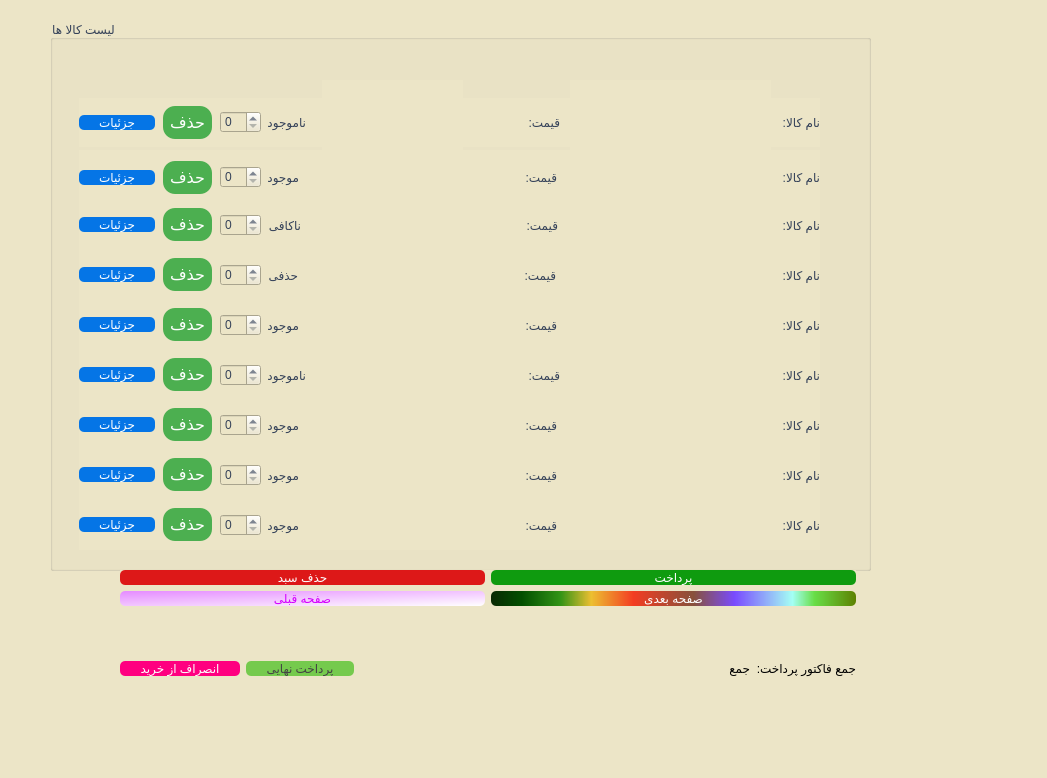
The window that Project_Ap/cart.ui (AP-projects-4001/metagoofill) describes before a commit, drawn with Qt 5.
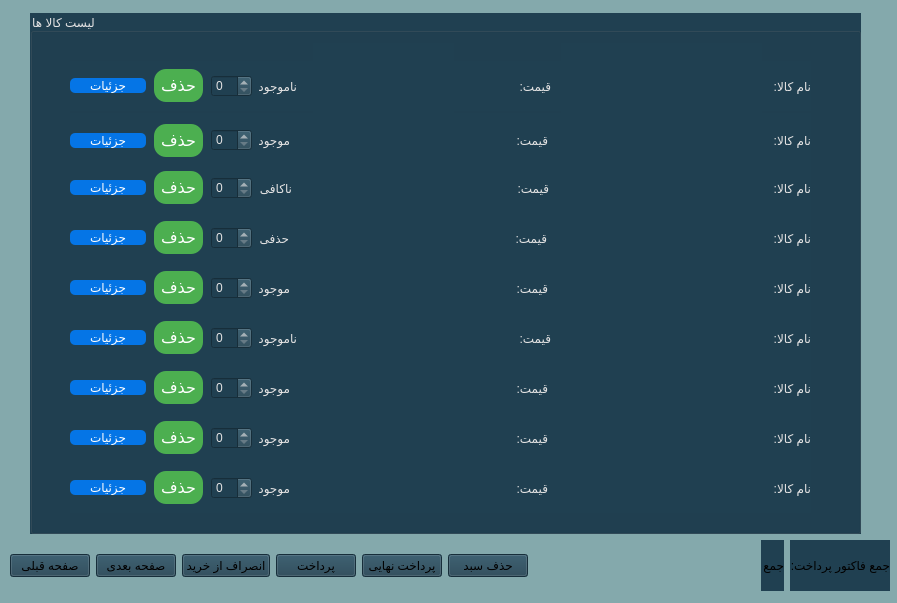
The same window after the commit.

Commit message: changing colors and Completing the program ui

What changed in the file:
```diff
--- a/Project_Ap/cart.ui
+++ b/Project_Ap/cart.ui
@@ -6,29 +6,29 @@
    <rect>
     <x>0</x>
     <y>0</y>
-    <width>1047</width>
-    <height>778</height>
+    <width>897</width>
+    <height>603</height>
    </rect>
   </property>
   <property name="windowTitle">
    <string>Dialog</string>
   </property>
   <property name="styleSheet">
-   <string notr="true">background-color: rgb(236, 229, 199);
+   <string notr="true">background-color: rgb(132, 169, 172);
 </string>
   </property>
   <widget class="QGroupBox" name="groupBox">
    <property name="geometry">
     <rect>
-     <x>50</x>
-     <y>20</y>
-     <width>821</width>
-     <height>551</height>
+     <x>30</x>
+     <y>13</y>
+     <width>831</width>
+     <height>521</height>
     </rect>
    </property>
    <property name="styleSheet">
-    <string notr="true">font: 10pt &quot;Lalezar&quot;;
-color: rgb(53, 66, 89);</string>
+    <string notr="true">background-color: rgb(32, 64, 81);
+font: 12pt &quot;Lalezar&quot;;color: rgb(228, 227, 227);</string>
    </property>
    <property name="title">
     <string>لیست کالا ها</string>
@@ -36,8 +36,8 @@
    <widget class="QLabel" name="label_type_8">
     <property name="geometry">
      <rect>
-      <x>520</x>
-      <y>460</y>
+      <x>531</x>
+      <y>430</y>
       <width>201</width>
       <height>24</height>
      </rect>
@@ -49,8 +49,8 @@
    <widget class="QLabel" name="label_type_0">
     <property name="geometry">
      <rect>
-      <x>520</x>
-      <y>60</y>
+      <x>531</x>
+      <y>30</y>
       <width>201</width>
       <height>24</height>
      </rect>
@@ -62,8 +62,8 @@
    <widget class="QLabel" name="label_type_1">
     <property name="geometry">
      <rect>
-      <x>520</x>
-      <y>110</y>
+      <x>531</x>
+      <y>80</y>
       <width>201</width>
       <height>24</height>
      </rect>
@@ -75,8 +75,8 @@
    <widget class="QLabel" name="label_type_2">
     <property name="geometry">
      <rect>
-      <x>520</x>
-      <y>160</y>
+      <x>531</x>
+      <y>130</y>
       <width>201</width>
       <height>24</height>
      </rect>
@@ -88,8 +88,8 @@
    <widget class="QLabel" name="label_type_3">
     <property name="geometry">
      <rect>
-      <x>520</x>
-      <y>210</y>
+      <x>531</x>
+      <y>180</y>
       <width>201</width>
       <height>24</height>
      </rect>
@@ -101,8 +101,8 @@
    <widget class="QLabel" name="label_type_4">
     <property name="geometry">
      <rect>
-      <x>520</x>
-      <y>260</y>
+      <x>531</x>
+      <y>230</y>
       <width>201</width>
       <height>24</height>
      </rect>
@@ -114,8 +114,8 @@
    <widget class="QLabel" name="label_type_5">
     <property name="geometry">
      <rect>
-      <x>520</x>
-      <y>310</y>
+      <x>531</x>
+      <y>280</y>
       <width>201</width>
       <height>24</height>
      </rect>
@@ -127,8 +127,8 @@
    <widget class="QLabel" name="label_type_6">
     <property name="geometry">
      <rect>
-      <x>520</x>
-      <y>360</y>
+      <x>531</x>
+      <y>330</y>
       <width>201</width>
       <height>24</height>
      </rect>
@@ -140,8 +140,8 @@
    <widget class="QLabel" name="label_type_7">
     <property name="geometry">
      <rect>
-      <x>520</x>
-      <y>410</y>
+      <x>531</x>
+      <y>380</y>
       <width>201</width>
       <height>24</height>
      </rect>
@@ -153,8 +153,8 @@
    <widget class="QLabel" name="label_price_0">
     <property name="geometry">
      <rect>
-      <x>272</x>
-      <y>60</y>
+      <x>283</x>
+      <y>30</y>
       <width>141</width>
       <height>24</height>
      </rect>
@@ -166,8 +166,8 @@
    <widget class="QLabel" name="label_price_1">
     <property name="geometry">
      <rect>
-      <x>272</x>
-      <y>110</y>
+      <x>283</x>
+      <y>80</y>
       <width>141</width>
       <height>24</height>
      </rect>
@@ -179,8 +179,8 @@
    <widget class="QLabel" name="label_price_2">
     <property name="geometry">
      <rect>
-      <x>272</x>
-      <y>160</y>
+      <x>283</x>
+      <y>130</y>
       <width>141</width>
       <height>24</height>
      </rect>
@@ -192,8 +192,8 @@
    <widget class="QLabel" name="label_price_4">
     <property name="geometry">
      <rect>
-      <x>272</x>
-      <y>260</y>
+      <x>283</x>
+      <y>230</y>
       <width>141</width>
       <height>24</height>
      </rect>
@@ -205,8 +205,8 @@
    <widget class="QLabel" name="label_price_5">
     <property name="geometry">
      <rect>
-      <x>272</x>
-      <y>310</y>
+      <x>283</x>
+      <y>280</y>
       <width>141</width>
       <height>24</height>
      </rect>
@@ -218,8 +218,8 @@
    <widget class="QLabel" name="label_price_6">
     <property name="geometry">
      <rect>
-      <x>272</x>
-      <y>360</y>
+      <x>283</x>
+      <y>330</y>
       <width>141</width>
       <height>24</height>
      </rect>
@@ -231,8 +231,8 @@
    <widget class="QLabel" name="label_price_7">
     <property name="geometry">
      <rect>
-      <x>272</x>
-      <y>410</y>
+      <x>283</x>
+      <y>380</y>
       <width>141</width>
       <height>24</height>
      </rect>
@@ -244,8 +244,8 @@
    <widget class="QLabel" name="label_price_8">
     <property name="geometry">
      <rect>
-      <x>272</x>
-      <y>460</y>
+      <x>283</x>
+      <y>430</y>
       <width>141</width>
       <height>24</height>
      </rect>
@@ -257,10 +257,10 @@
    <widget class="QWidget" name="layoutWidget">
     <property name="geometry">
      <rect>
-      <x>29</x>
-      <y>78</y>
+      <x>40</x>
+      <y>48</y>
       <width>741</width>
-      <height>49</height>
+      <height>50</height>
      </rect>
     </property>
     <layout class="QHBoxLayout" name="horizontalLayout">
@@ -361,8 +361,8 @@
    <widget class="QWidget" name="layoutWidget_2">
     <property name="geometry">
      <rect>
-      <x>29</x>
-      <y>130</y>
+      <x>40</x>
+      <y>100</y>
       <width>741</width>
       <height>55</height>
      </rect>
@@ -459,8 +459,8 @@
    <widget class="QWidget" name="layoutWidget_3">
     <property name="geometry">
      <rect>
-      <x>29</x>
-      <y>180</y>
+      <x>40</x>
+      <y>150</y>
       <width>741</width>
       <height>50</height>
      </rect>
@@ -557,8 +557,8 @@
    <widget class="QWidget" name="layoutWidget_4">
     <property name="geometry">
      <rect>
-      <x>29</x>
-      <y>230</y>
+      <x>40</x>
+      <y>200</y>
       <width>741</width>
       <height>50</height>
      </rect>
@@ -655,8 +655,8 @@
    <widget class="QWidget" name="layoutWidget_5">
     <property name="geometry">
      <rect>
-      <x>29</x>
-      <y>280</y>
+      <x>40</x>
+      <y>250</y>
       <width>741</width>
       <height>50</height>
      </rect>
@@ -753,8 +753,8 @@
    <widget class="QWidget" name="layoutWidget_6">
     <property name="geometry">
      <rect>
-      <x>29</x>
-      <y>330</y>
+      <x>40</x>
+      <y>300</y>
       <width>741</width>
       <height>50</height>
      </rect>
@@ -851,8 +851,8 @@
    <widget class="QWidget" name="layoutWidget_7">
     <property name="geometry">
      <rect>
-      <x>29</x>
-      <y>380</y>
+      <x>40</x>
+      <y>350</y>
       <width>741</width>
       <height>50</height>
      </rect>
@@ -949,8 +949,8 @@
    <widget class="QWidget" name="layoutWidget_8">
     <property name="geometry">
      <rect>
-      <x>29</x>
-      <y>430</y>
+      <x>40</x>
+      <y>400</y>
       <width>741</width>
       <height>50</height>
      </rect>
@@ -1047,8 +1047,8 @@
    <widget class="QWidget" name="layoutWidget_9">
     <property name="geometry">
      <rect>
-      <x>29</x>
-      <y>480</y>
+      <x>40</x>
+      <y>450</y>
       <width>741</width>
       <height>50</height>
      </rect>
@@ -1146,64 +1146,18 @@
   <widget class="QWidget" name="">
    <property name="geometry">
     <rect>
-     <x>120</x>
-     <y>570</y>
-     <width>736</width>
-     <height>155</height>
+     <x>10</x>
+     <y>540</y>
+     <width>880</width>
+     <height>51</height>
     </rect>
    </property>
-   <layout class="QVBoxLayout" name="verticalLayout">
-    <item>
-     <layout class="QHBoxLayout" name="horizontalLayout_13">
-      <item>
-       <widget class="QPushButton" name="pushButton_filter">
-        <property name="styleSheet">
-         <string notr="true">QPushButton#pushButton_filter {
-padding-left: 20px;
-padding-right: 20px;
-	font: 22pt &quot;MS Shell Dlg 2&quot;;
-border-radius: 5px;
-background: #dd1818;
-color: #fefefe;
-}</string>
-        </property>
-        <property name="text">
-         <string>حذف سبد</string>
-        </property>
-       </widget>
-      </item>
-      <item>
-       <widget class="QPushButton" name="pushButton_filter_3">
-        <property name="styleSheet">
-         <string notr="true">QPushButton#pushButton_filter_3 {
-padding-left: 20px;
-padding-right: 20px;
-	font: 22pt &quot;MS Shell Dlg 2&quot;;
-border-radius: 5px;
-background: #0f9b0f;
-color: #fefefe;
-}</string>
-        </property>
-        <property name="text">
-         <string>پرداخت</string>
-        </property>
-       </widget>
-      </item>
-     </layout>
-    </item>
-    <item>
-     <layout class="QHBoxLayout" name="horizontalLayout_11">
+   <layout class="QHBoxLayout" name="horizontalLayout_10">
       <item>
        <widget class="QPushButton" name="pushButton_prev">
         <property name="styleSheet">
-         <string notr="true">QPushButton#pushButton_prev {
-padding-left: 20px;
-padding-right: 20px;
-	font: 22pt &quot;MS Shell Dlg 2&quot;;
-border-radius: 5px;
-	background-color: qlineargradient(spread:pad, x1:0, y1:0, x2:1, y2:1, stop:0 rgba(229, 139, 255, 255), stop:1 rgba(255, 255, 255, 255));
-	color: rgb(213, 0, 255);
-}</string>
+       <string notr="true">background-color: rgb(32, 64, 81);
+font: 12pt &quot;Lalezar&quot;;</string>
         </property>
         <property name="text">
          <string>صفحه قبلی</string>
@@ -1213,59 +1167,58 @@
       <item>
        <widget class="QPushButton" name="pushButton_next">
         <property name="styleSheet">
-         <string notr="true">QPushButton#pushButton_next {
-padding-left: 20px;
-padding-right: 20px;
-	font: 22pt &quot;MS Shell Dlg 2&quot;;
-border-radius: 5px;
-	background-color: qlineargradient(spread:pad, x1:0, y1:0, x2:1, y2:0, stop:0 rgba(9, 41, 4, 255), stop:0.085 rgba(2, 79, 0, 255), stop:0.19 rgba(50, 147, 22, 255), stop:0.275 rgba(236, 191, 49, 255), stop:0.39 rgba(243, 61, 34, 255), stop:0.555 rgba(135, 81, 60, 255), stop:0.667 rgba(121, 75, 255, 255), stop:0.825 rgba(164, 255, 244, 255), stop:0.885 rgba(104, 222, 71, 255), stop:1 rgba(93, 128, 0, 255));
-color: #fefefe;
-}</string>
+       <string notr="true">background-color: rgb(32, 64, 81);
+font: 12pt &quot;Lalezar&quot;;</string>
         </property>
         <property name="text">
          <string>صفحه بعدی</string>
         </property>
        </widget>
       </item>
-     </layout>
-    </item>
-    <item>
-     <layout class="QHBoxLayout" name="horizontalLayout_10">
       <item>
        <widget class="QPushButton" name="pushButton_filter_4">
         <property name="styleSheet">
-         <string notr="true">QPushButton#pushButton_filter_4 {
-padding-left: 20px;
-padding-right: 20px;
-	font: 22pt &quot;MS Shell Dlg 2&quot;;
-border-radius: 5px;
-	background-color: rgb(255, 0, 128);
-color: #fefefe;
-}</string>
+       <string notr="true">background-color: rgb(32, 64, 81);
+font: 12pt &quot;Lalezar&quot;;</string>
         </property>
         <property name="text">
          <string>انصراف از خرید</string>
         </property>
        </widget>
       </item>
+    <item>
+     <widget class="QPushButton" name="pushButton_filter_3">
+      <property name="styleSheet">
+       <string notr="true">background-color: rgb(32, 64, 81);
+font: 12pt &quot;Lalezar&quot;;</string>
+      </property>
+      <property name="text">
+       <string>پرداخت</string>
+      </property>
+     </widget>
+    </item>
       <item>
        <widget class="QPushButton" name="pushButton_filter_2">
         <property name="styleSheet">
-         <string notr="true">QPushButton#pushButton_filter_2 {
-
-padding-left: 20px;
-padding-right: 20px;
-font: 22pt &quot;MS Shell Dlg 2&quot;;
-border-radius: 5px;
-	background-color: rgb(117, 202, 77);
-	color: rgb(67, 67, 67);
-}</string>
+       <string notr="true">background-color: rgb(32, 64, 81);
+font: 12pt &quot;Lalezar&quot;;</string>
         </property>
         <property name="text">
          <string>پرداخت نهایی</string>
         </property>
        </widget>
       </item>
+    <item>
+     <widget class="QPushButton" name="pushButton_filter">
+      <property name="styleSheet">
+       <string notr="true">background-color: rgb(32, 64, 81);
+font: 12pt &quot;Lalezar&quot;;</string>
+      </property>
+      <property name="text">
+       <string>حذف سبد</string>
+      </property>
+     </widget>
+    </item>
       <item>
        <spacer name="horizontalSpacer">
         <property name="orientation">
@@ -1282,7 +1235,8 @@
       <item>
        <widget class="QLabel" name="label_type_29">
         <property name="styleSheet">
-         <string notr="true">font: 12pt &quot;MS Shell Dlg 2&quot;;</string>
+       <string notr="true">background-color: rgb(32, 64, 81);
+font: 10pt &quot;Lalezar&quot;;</string>
         </property>
         <property name="text">
          <string>جمع</string>
@@ -1292,14 +1246,13 @@
       <item>
        <widget class="QLabel" name="label_type_28">
         <property name="styleSheet">
-         <string notr="true">font: 12pt &quot;MS Shell Dlg 2&quot;;</string>
+       <string notr="true">background-color: rgb(32, 64, 81);
+font: 10pt &quot;Lalezar&quot;;</string>
         </property>
         <property name="text">
          <string>جمع فاکتور پرداخت:</string>
         </property>
        </widget>
-      </item>
-     </layout>
     </item>
    </layout>
   </widget>
```
Lines whose indentation alone changed are shown as unchanged. The commit also changes 37 other files.
